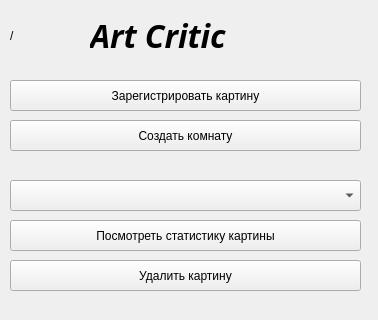
Old version of the form main_window_ui.ui in the repository pytaia/Art-critic; both pictures show x 0 to 378 and y 0 to 320 of the 378 by 525 pixel window.
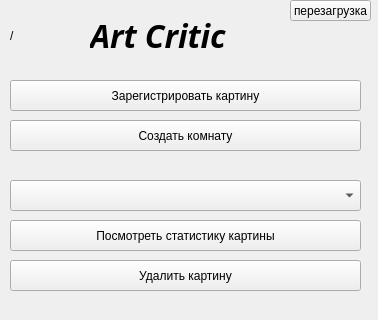
New version of the form.

What changed in the file:
```diff
--- a/main_window_ui.ui
+++ b/main_window_ui.ui
@@ -161,6 +161,19 @@
      <string>Art Critic</string>
     </property>
    </widget>
+   <widget class="QPushButton" name="pushButton">
+    <property name="geometry">
+     <rect>
+      <x>290</x>
+      <y>0</y>
+      <width>81</width>
+      <height>21</height>
+     </rect>
+    </property>
+    <property name="text">
+     <string>перезагрузка</string>
+    </property>
+   </widget>
   </widget>
   <widget class="QMenuBar" name="menubar">
    <property name="geometry">
```
Left out of the diff: 2 changed lines with no effect on the pictures.
